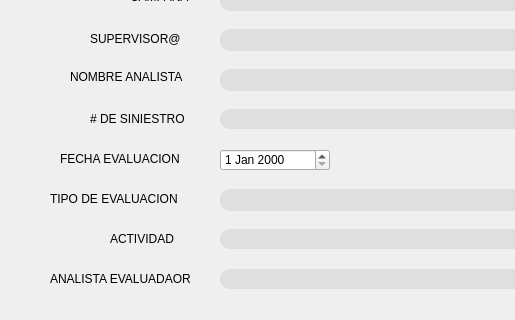
Before: the Qt Designer form interfaces/analista_calidad/new_evaluation.ui in Ersa77/teggium_evaluations, drawn with Qt 5; both pictures show x 0 to 515 and y 190 to 510 of the 707 by 635 pixel window.
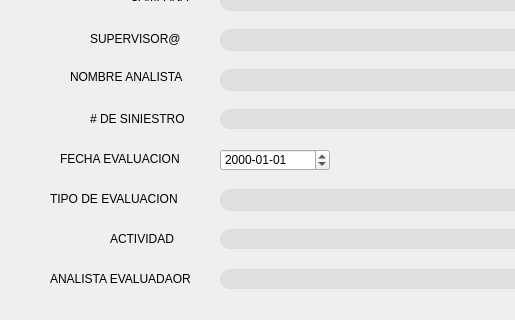
After: the same form once the commit is applied. Icons and pictures are not drawn.

Commit message: modified:   interfaces/analista_calidad/new_evaluation.ui formato de fecha corregido

```diff
--- a/interfaces/analista_calidad/new_evaluation.ui
+++ b/interfaces/analista_calidad/new_evaluation.ui
@@ -156,6 +156,9 @@
       <height>22</height>
      </rect>
     </property>
+    <property name="displayFormat">
+     <string>yyyy-MM-dd</string>
+    </property>
    </widget>
    <widget class="QLabel" name="evaluation_date_2">
     <property name="geometry">
```
